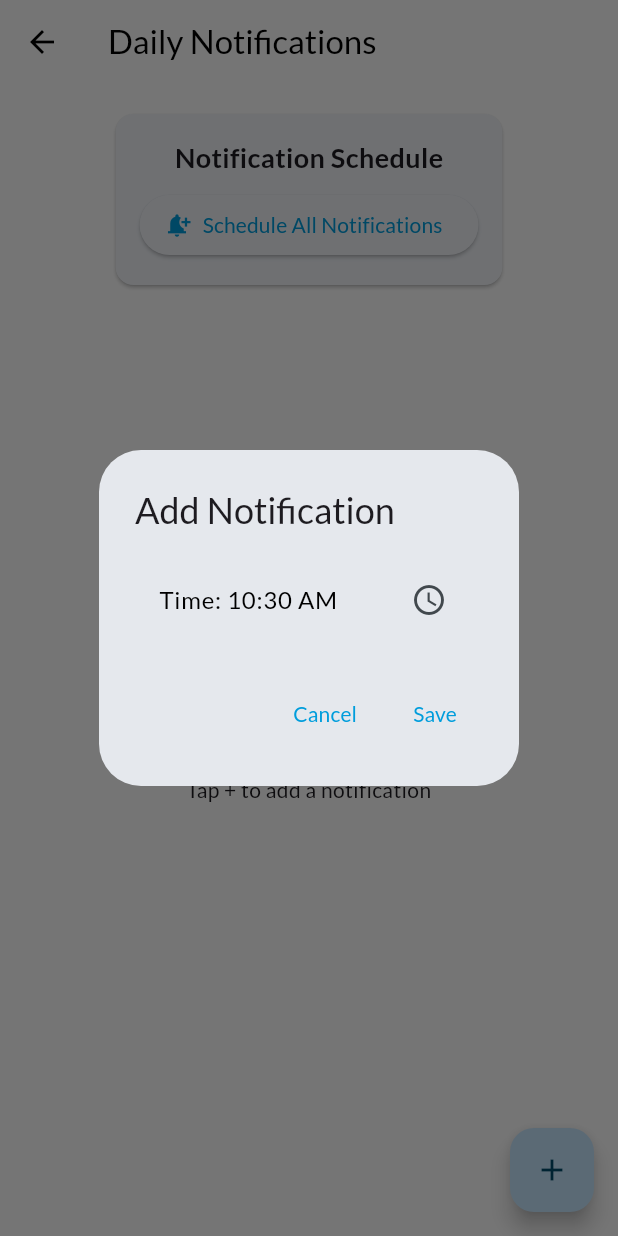
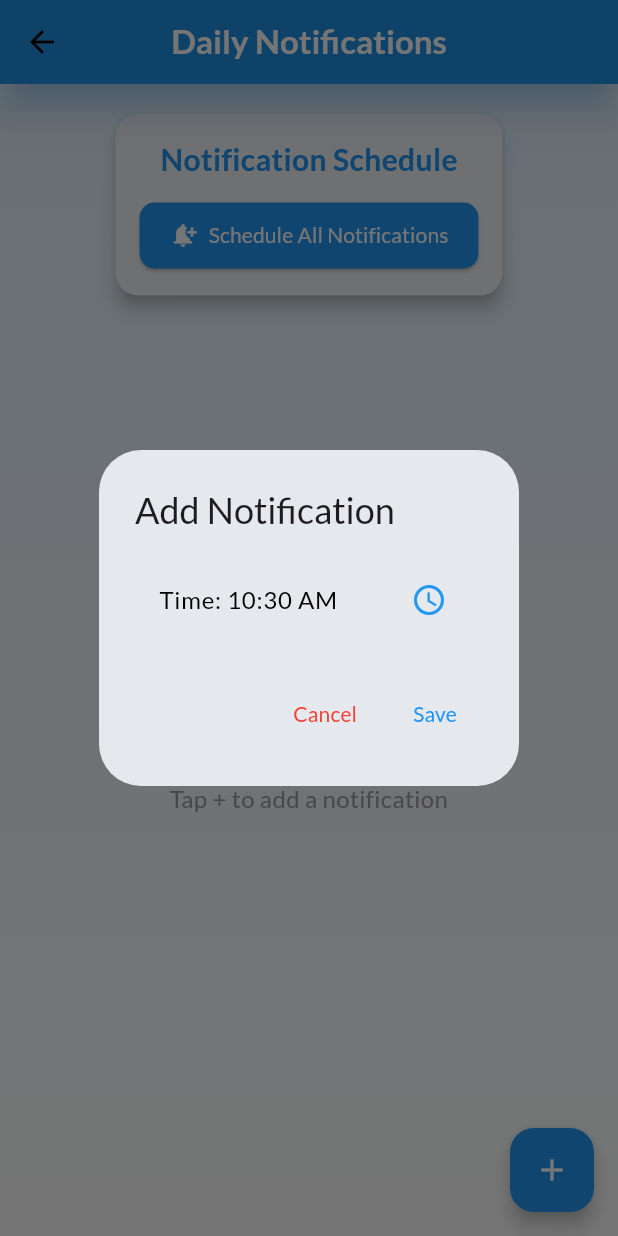
Before and after one commit to nzcv/QuickMath_Kids, a Flutter app: the NotificationScreen screen opened directly, after a tap on the "add" icon, on a phone screen of 412 x 824 dp. Run offline on Flutter 3.47's test engine with Material 3 defaults, Android fonts, the phone set to English and light mode, and no system bars; our stand-ins replace confetti, firebase_core, firebase_messaging, flutter_local_notifications, flutter_riverpod, flutter_tts and 5 more; missing offline and left inert: workmanager; accounts and stored records are empty.

Commit message:
ui update

```diff
--- a/lib/noti/noti.dart
+++ b/lib/noti/noti.dart
@@ -49,8 +49,11 @@ class _NotificationScreenState extends State<NotificationScreen> {
           mainAxisSize: MainAxisSize.min,
           children: [
             ListTile(
-              title: Text('Time: ${selectedTime.format(context)}'),
-              trailing: const Icon(Icons.access_time),
+              title: Text(
+                'Time: ${selectedTime.format(context)}',
+                style: const TextStyle(fontSize: 16),
+              ),
+              trailing: const Icon(Icons.access_time, color: Colors.blue),
               onTap: () async {
                 final TimeOfDay? picked = await showTimePicker(
                   context: context,
@@ -67,7 +70,7 @@ class _NotificationScreenState extends State<NotificationScreen> {
         actions: [
           TextButton(
             onPressed: () => Navigator.pop(context),
-            child: const Text('Cancel'),
+            child: const Text('Cancel', style: TextStyle(color: Colors.red)),
           ),
           TextButton(
             onPressed: () {
@@ -81,7 +84,7 @@ class _NotificationScreenState extends State<NotificationScreen> {
               saveSchedule();
               Navigator.pop(context);
             },
-            child: const Text('Save'),
+            child: const Text('Save', style: TextStyle(color: Colors.blue)),
           ),
         ],
       ),
@@ -92,13 +95,32 @@ class _NotificationScreenState extends State<NotificationScreen> {
   Widget build(BuildContext context) {
     return Scaffold(
       appBar: AppBar(
-        title: const Text('Daily Notifications'),
+        title: const Text(
+          'Daily Notifications',
+          style: TextStyle(color: Colors.white, fontWeight: FontWeight.bold),
         ),
-      body: Column(
+        centerTitle: true,
+        backgroundColor: Colors.blue,
+        elevation: 10,
+        shadowColor: Colors.blue.withOpacity(0.5),
+      ),
+      body: Container(
+        decoration: BoxDecoration(
+          gradient: LinearGradient(
+            begin: Alignment.topCenter,
+            end: Alignment.bottomCenter,
+            colors: [Colors.blue.shade50, Colors.white],
+          ),
+        ),
+        child: Column(
           children: [
             Padding(
               padding: const EdgeInsets.all(16.0),
               child: Card(
+                elevation: 5,
+                shape: RoundedRectangleBorder(
+                  borderRadius: BorderRadius.circular(15),
+                ),
                 child: Padding(
                   padding: const EdgeInsets.all(16.0),
                   child: Column(
@@ -106,16 +128,28 @@ class _NotificationScreenState extends State<NotificationScreen> {
                       const Text(
                         'Notification Schedule',
                         style: TextStyle(
-                        fontSize: 18,
+                          fontSize: 20,
                           fontWeight: FontWeight.bold,
+                          color: Colors.blue,
                         ),
                       ),
-                    const SizedBox(height: 8),
+                      const SizedBox(height: 12),
                       ElevatedButton.icon(
                         onPressed: () => notificationService
                             .scheduleNotifications(notificationSchedule),
-                      icon: const Icon(Icons.notification_add),
-                      label: const Text('Schedule All Notifications'),
+                        icon: const Icon(Icons.notification_add, color: Colors.white),
+                        label: const Text(
+                          'Schedule All Notifications',
+                          style: TextStyle(color: Colors.white),
+                        ),
+                        style: ElevatedButton.styleFrom(
+                          backgroundColor: Colors.blue,
+                          padding: const EdgeInsets.symmetric(
+                              horizontal: 20, vertical: 12),
+                          shape: RoundedRectangleBorder(
+                            borderRadius: BorderRadius.circular(10),
+                          ),
+                        ),
                       ),
                     ],
                   ),
@@ -128,6 +162,10 @@ class _NotificationScreenState extends State<NotificationScreen> {
                       child: Text(
                         'No notifications scheduled\nTap + to add a notification',
                         textAlign: TextAlign.center,
+                        style: TextStyle(
+                          fontSize: 16,
+                          color: Colors.grey,
+                        ),
                       ),
                     )
                   : ListView.builder(
@@ -138,7 +176,10 @@ class _NotificationScreenState extends State<NotificationScreen> {
                           key: Key(time.toString()),
                           direction: DismissDirection.endToStart,
                           background: Container(
+                            decoration: BoxDecoration(
                               color: Colors.red,
+                              borderRadius: BorderRadius.circular(10),
+                            ),
                             alignment: Alignment.centerRight,
                             padding: const EdgeInsets.only(right: 20.0),
                             child: const Icon(Icons.delete, color: Colors.white),
@@ -166,17 +207,36 @@ class _NotificationScreenState extends State<NotificationScreen> {
                                     saveSchedule();
                                   },
                                 ),
+                                backgroundColor: Colors.red,
                               ),
                             );
                           },
                           child: Card(
                             margin: const EdgeInsets.symmetric(
                                 horizontal: 16, vertical: 8),
+                            elevation: 3,
+                            shape: RoundedRectangleBorder(
+                              borderRadius: BorderRadius.circular(10),
+                            ),
                             child: ListTile(
                               leading: CircleAvatar(
-                              child: Text('${index + 1}'),
+                                backgroundColor: Colors.blue.shade100,
+                                child: Text(
+                                  '${index + 1}',
+                                  style: const TextStyle(
+                                    color: Colors.blue,
+                                    fontWeight: FontWeight.bold,
                                   ),
-                            subtitle: Text('Time: ${time.format(context)}'),
+                                ),
+                              ),
+                              title: Text(
+                                'Time: ${time.format(context)}',
+                                style: const TextStyle(
+                                  fontSize: 16,
+                                  fontWeight: FontWeight.bold,
+                                ),
+                              ),
+                              trailing: const Icon(Icons.edit, color: Colors.blue),
                               onTap: () => _addOrEditNotification(time, index),
                             ),
                           ),
@@ -186,9 +246,12 @@ class _NotificationScreenState extends State<NotificationScreen> {
             ),
           ],
         ),
+      ),
       floatingActionButton: FloatingActionButton(
         onPressed: () => _addOrEditNotification(),
-        child: const Icon(Icons.add),
+        child: const Icon(Icons.add, color: Colors.white),
+        backgroundColor: Colors.blue,
+        elevation: 5,
       ),
     );
   }
```
Also changed, not shown: lib/noti/noti_service.dart (+28 -0 lines), 1 other file. Lines whose indentation alone changed are shown as unchanged.
